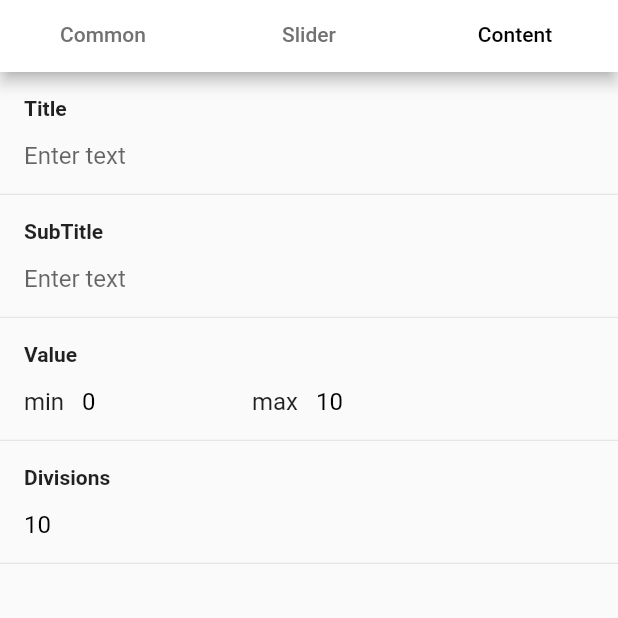
After one commit to flutterwtf/survey_sdk, a Flutter app: the SliderCustomizationTab screen opened directly, tab 3 chosen, on a phone screen of 412 x 824 dp, the top half of it. The commit adds this screen. Run offline on Flutter 3.47's test engine with Material 2 defaults, Android fonts, the phone set to English and light mode, and no system bars; drawn by our look-alikes of flutter_form_builder; our stand-ins replace equatable, flutter_bloc, flutter_colorpicker, flutter_svg, get_it; generated files the repository leaves out were written again.

Commit message:
Create customization panel for SliderQuestion

```diff
--- a/admin/lib/presentation/utils/asset_strings.dart
+++ b/admin/lib/presentation/utils/asset_strings.dart
@@ -1,4 +1,5 @@
 class AssetStrings {
   static const String iphone = 'assets/iphone.svg';
   static const String addCircle = 'assets/add_circle.svg';
+  static const String arc = 'assets/arc.svg';
 }
--- a/admin/lib/presentation/widgets/customization_items/create_text_customization_item.dart
+++ b/admin/lib/presentation/widgets/customization_items/create_text_customization_item.dart
@@ -16,7 +16,6 @@ class CreateTextCustomizationItem extends StatelessWidget {
   Widget build(BuildContext context) {
     return LimitedBox(
       maxHeight: maxHeight,
-      child: Expanded(
       child: TextField(
         decoration: const InputDecoration(
           isCollapsed: true,
@@ -31,7 +30,6 @@ class CreateTextCustomizationItem extends StatelessWidget {
         ),
         onChanged: onChanged,
       ),
-      ),
     );
   }
 }
--- /dev/null
+++ b/admin/lib/presentation/widgets/customization_panel/content_customization_panel.dart
@@ -0,0 +1,63 @@
+import 'package:flutter/material.dart';
+import 'package:survey_admin/presentation/utils/constants/constants.dart';
+import 'package:survey_admin/presentation/widgets/customization_items/create_text_customization_item.dart';
+import 'package:survey_admin/presentation/widgets/customization_items/customization_items_container.dart';
+import 'package:survey_admin/presentation/widgets/customization_items/divisions_customization_item.dart';
+import 'package:survey_admin/presentation/widgets/customization_items/min_max_customization_item.dart';
+
+class ContentCustomizationPanel extends StatelessWidget {
+  final ValueChanged<String> onTitleChanged;
+  final ValueChanged<String> onSubtitleChanged;
+  final void Function(int? min, int? max) onMinMaxChanged;
+  final ValueChanged<int?> onDivisionsChanged;
+
+  const ContentCustomizationPanel({
+    super.key,
+    required this.onDivisionsChanged,
+    required this.onMinMaxChanged,
+    required this.onSubtitleChanged,
+    required this.onTitleChanged,
+  });
+
+  @override
+  Widget build(BuildContext context) {
+    return Column(
+      children: [
+        CustomizationItemsContainer(
+          title: 'Title',
+          children: [
+            CreateTextCustomizationItem(
+              maxHeight: AppDimensions.sizeL,
+              onChanged: onTitleChanged,
+            )
+          ],
+        ),
+        CustomizationItemsContainer(
+          title: 'SubTitle',
+          children: [
+            CreateTextCustomizationItem(
+              maxHeight: AppDimensions.sizeL,
+              onChanged: onSubtitleChanged,
+            ),
+          ],
+        ),
+        CustomizationItemsContainer(
+          title: 'Value',
+          children: [
+            MinMaxCustomizationItem(
+              onChanged: onMinMaxChanged,
+            ),
+          ],
+        ),
+        CustomizationItemsContainer(
+          title: 'Divisions',
+          children: [
+            DivisionsCustomizationItem(
+              onChanged: onDivisionsChanged,
+            ),
+          ],
+        ),
+      ],
+    );
+  }
+}
--- /dev/null
+++ b/admin/lib/presentation/widgets/customization_panel/slider_customization_tab.dart
@@ -0,0 +1,64 @@
+import 'package:flutter/material.dart';
+import 'package:survey_admin/presentation/utils/colors.dart';
+import 'package:survey_admin/presentation/widgets/customization_panel/common_customization_panel.dart';
+import 'package:survey_admin/presentation/widgets/customization_panel/content_customization_panel.dart';
+import 'package:survey_admin/presentation/widgets/customization_panel/slider_customization_panel.dart';
+
+//TODO TabBarView
+class SliderCustomizationTab extends StatelessWidget {
+  final sliderTab = const <Tab>[
+    Tab(text: 'Common'),
+    Tab(text: 'Slider'),
+    Tab(text: 'Content'),
+  ];
+
+  const SliderCustomizationTab({
+    super.key,
+  });
+
+  @override
+  Widget build(BuildContext context) {
+    return Expanded(
+      child: DefaultTabController(
+        length: sliderTab.length,
+        child: Scaffold(
+          appBar: AppBar(
+            backgroundColor: AppColors.white,
+            toolbarHeight: 0,
+            automaticallyImplyLeading: false,
+            bottom: TabBar(
+              indicatorColor: AppColors.white,
+              unselectedLabelColor: AppColors.textLightGrey,
+              labelColor: Colors.black,
+              tabs: sliderTab,
+            ),
+          ),
+          body: TabBarView(
+            children: [
+              CommonCustomizationPanel(
+                onButtonDownColorChanged: (value) {},
+                onButtonUpColorChanged: (value) {},
+                onFillColorChanged: (value) {},
+                onSubtitleColorChanged: (value) {},
+                onTitleColorChanged: (value) {},
+              ),
+              SliderCustomizationPanel(
+                onActiveColorChanged: (value) {},
+                onInactiveColorChanged: (value) {},
+                onThicknessChanged: (value) {},
+                onThumbChanged: (value) {},
+                onThumbColorChanged: (value) {},
+              ),
+              ContentCustomizationPanel(
+                onDivisionsChanged: (value) {},
+                onMinMaxChanged: (min, max) {},
+                onSubtitleChanged: (value) {},
+                onTitleChanged: (value) {},
+              ),
+            ],
+          ),
+        ),
+      ),
+    );
+  }
+}
```
Also changed, not shown: admin/lib/presentation/widgets/customization_items/customization_panel_for_slider.dart (deleted, +0 -126 lines), admin/lib/presentation/widgets/customization_panel/common_customization_panel.dart (added, +118 -0 lines), admin/lib/presentation/widgets/customization_panel/slider_customization_panel.dart (added, +79 -0 lines), admin/assets/arc.svg (added). Lines whose indentation alone changed are shown as unchanged.
